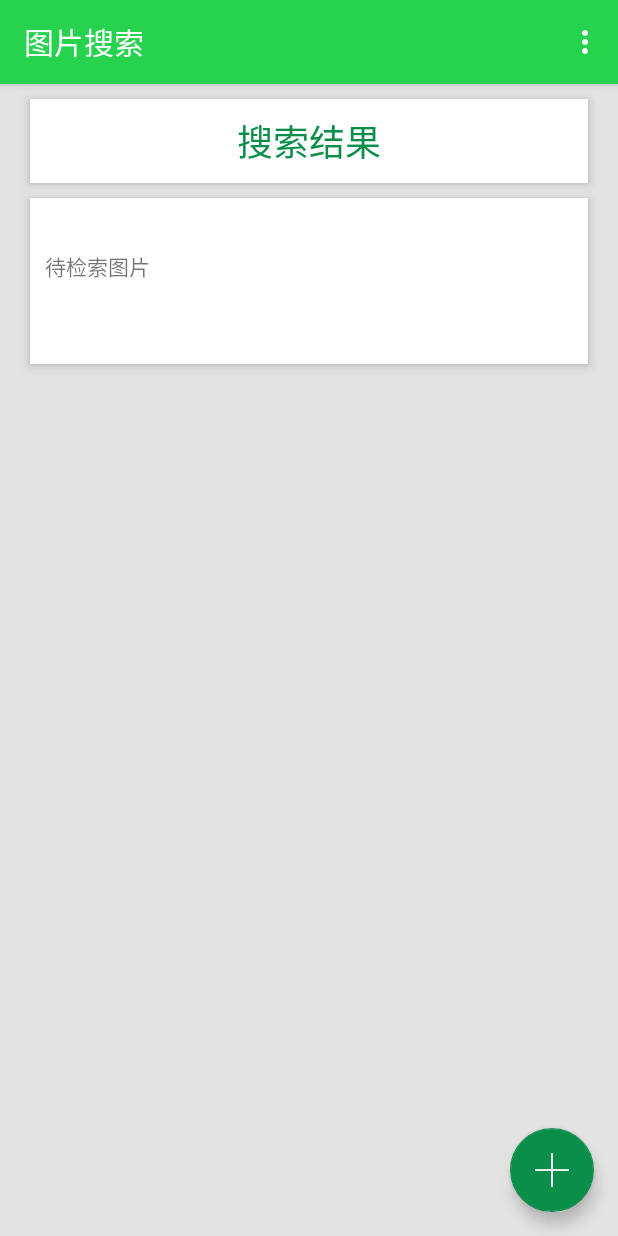
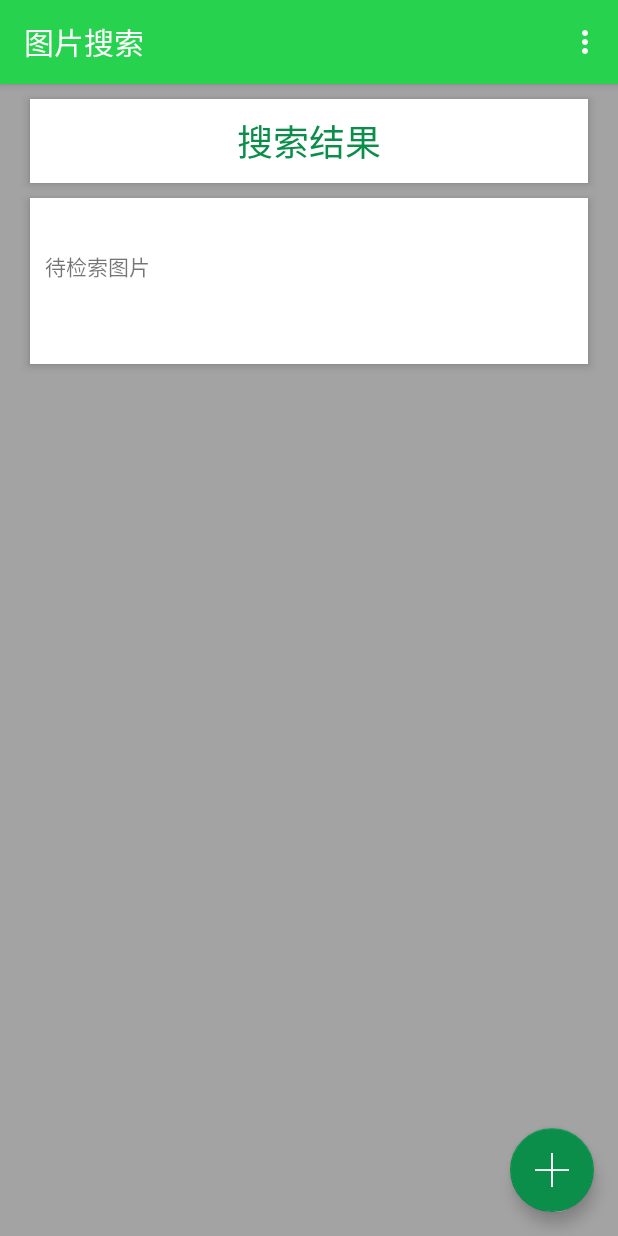
Before and after one commit to dwkegu/AndroidWorkspace, an Android app: the screen it shows after launch (MainActivity), on a phone screen of 412 x 824 dp. Run offline under Robolectric (Android 15) with nearby library versions, the light colour scheme and no system bars; libraries missing offline, so code that uses them is left out: org.tensorflow, org.tensorflow.contrib; 7 statements that could not run were skipped.

```diff
--- a/imageclassify/src/main/res/values/colors.xml
+++ b/imageclassify/src/main/res/values/colors.xml
@@ -3,6 +3,7 @@
     <color name="colorPrimary">#26d24e</color>
     <color name="colorPrimaryDark">#21b944</color>
     <color name="colorAccent">#0a8e4a</color>
-    <color name="color_main_bg">#e3e3e3</color>
+    <color name="color_main_bg">#a3a3a3</color>
+    <color name="color_grid_bg">#a3a3a3</color>
     <color name="color_item_bg">#ffffff</color>
 </resources>
```
